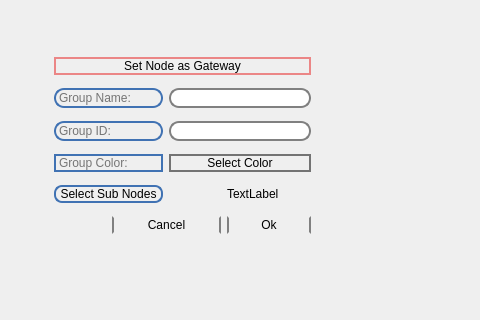
Above: Ui_files/new_ui/groupingui.ui from farzad1132/NetPlanner before the change; both pictures show x 246 to 726 and y 0 to 320 of the 823 by 608 pixel window. Below: the same form after it.
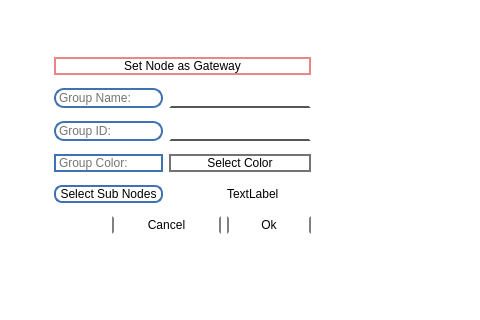
That is the form after the change.

Commit message: new line-edit style

```diff
--- a/Ui_files/new_ui/groupingui.ui
+++ b/Ui_files/new_ui/groupingui.ui
@@ -13,6 +13,9 @@
   <property name="windowTitle">
    <string>Form</string>
   </property>
+  <property name="styleSheet">
+   <string notr="true">background-color: rgb(255, 255, 255);</string>
+  </property>
   <widget class="QWidget" name="layoutWidget">
    <property name="geometry">
     <rect>
@@ -82,13 +85,14 @@
      <widget class="QLineEdit" name="GroupName_edit">
       <property name="styleSheet">
        <string notr="true">QLineEdit {
-    border: 2px solid gray;
-    border-radius: 10px;
+ 
+    border: 2px solid white;
+	border-bottom-color: rgb(86, 86, 86);
     padding: 0 8px;
-    background: white;
-    selection-background-color: darkgray; 
     
+    selection-background-color: darkgray; 
 	font: 8pt &quot;Bahnschrift&quot;;
+
 }</string>
       </property>
      </widget>
@@ -96,14 +100,16 @@
     <item row="2" column="2" colspan="2">
      <widget class="QLineEdit" name="GroupId_edit">
       <property name="styleSheet">
-       <string notr="true">QLineEdit {
-    border: 2px solid gray;
-    border-radius: 10px;
+       <string notr="true">
+ QLineEdit {
+ 
+    border: 2px solid white;
+	border-bottom-color: rgb(86, 86, 86);
     padding: 0 8px;
-    background: white;
-    selection-background-color: darkgray; 
     
+    selection-background-color: darkgray; 
 	font: 8pt &quot;Bahnschrift&quot;;
+
 }</string>
       </property>
      </widget>
```
The commit also changes 4 other files.
